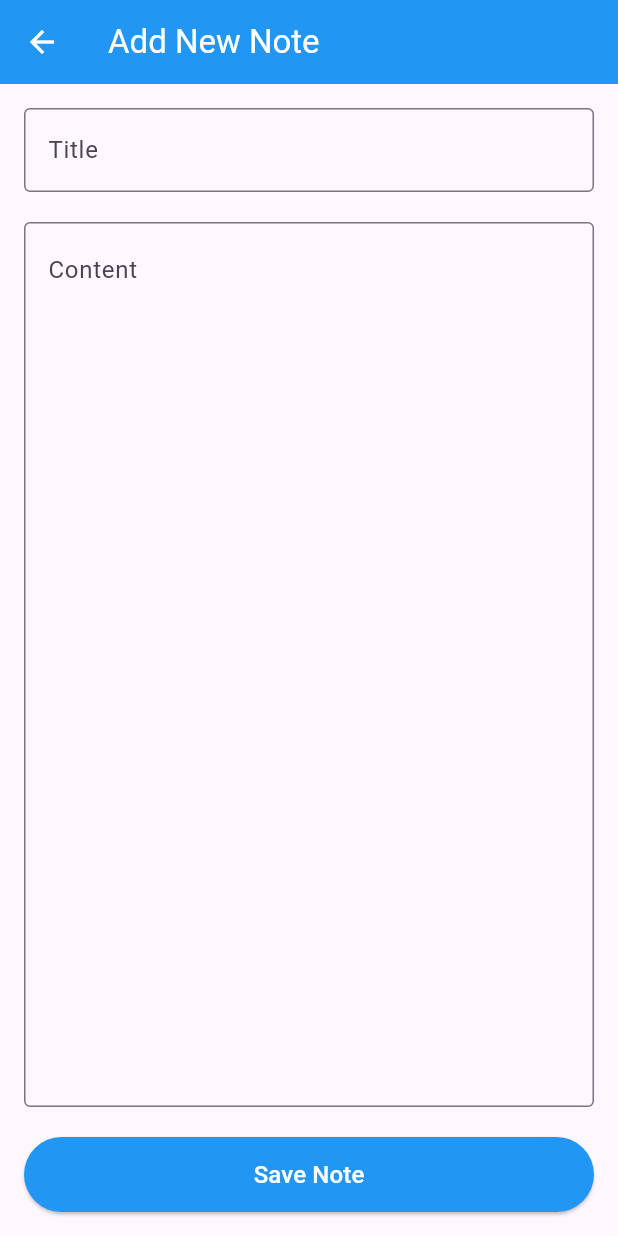
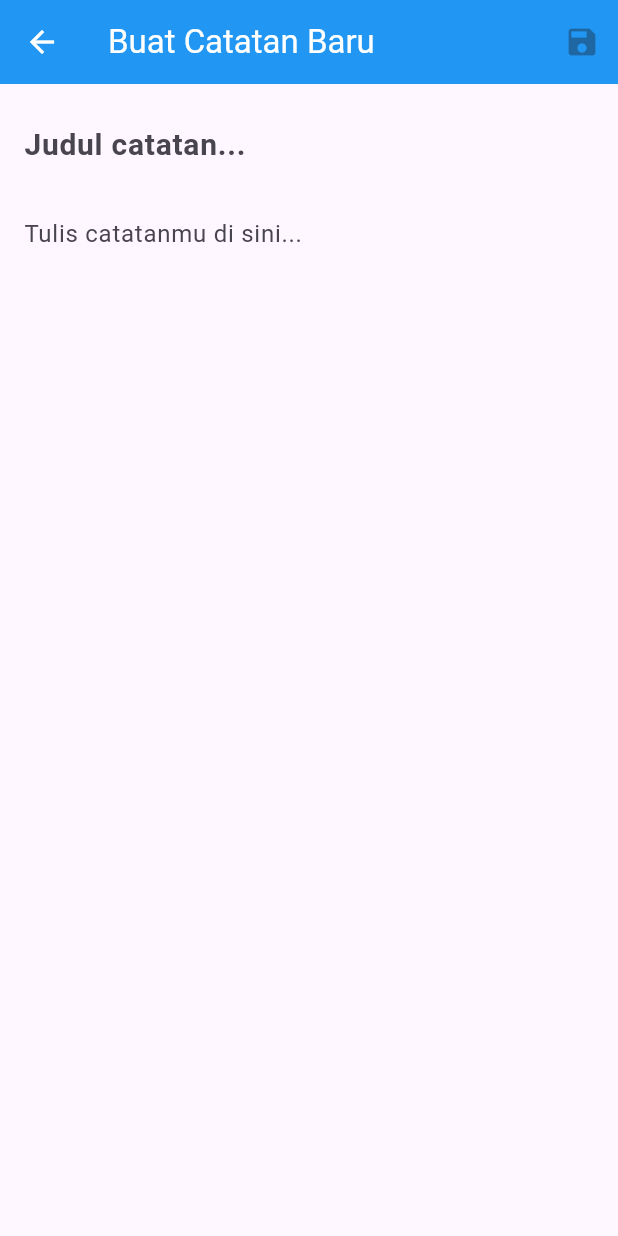
Before and after one commit to raynadea22/flutter_note_app, a Flutter app: the screen it shows after launch, after a tap on the "add" icon, on a phone screen of 412 x 824 dp. Run offline on Flutter 3.47's test engine with Material 3 defaults, Android fonts, the phone set to English and light mode, and no system bars; our stand-ins replace bloc, equatable, flutter_bloc, hive, hive_flutter; accounts and stored records are empty.

Commit message:
FINAL: Complete Notes App with all fixes

```diff
--- /dev/null
+++ b/lib/blocs/note_form_cubit/note_form_cubit.dart
@@ -0,0 +1,36 @@
+import 'package:bloc/bloc.dart';
+import '../../models/note.dart';
+
+class NoteFormCubit extends Cubit<Note> {
+  NoteFormCubit()
+      : super(Note(
+          title: '',
+          content: '',
+          createdAt: DateTime.now(),
+          updatedAt: DateTime.now(),
+        ));
+
+  void updateTitle(String title) {
+    emit(state.copyWith(title: title));
+  }
+
+  void updateContent(String content) {
+    emit(state.copyWith(content: content));
+  }
+
+  void loadNote(Note note) {
+    emit(note);
+  }
+
+  void reset() {
+    emit(Note(
+      title: '',
+      content: '',
+      createdAt: DateTime.now(),
+      updatedAt: DateTime.now(),
+    ));
+  }
+
+  bool get isValid =>
+      state.title.trim().isNotEmpty && state.content.trim().isNotEmpty;
+}
--- /dev/null
+++ b/lib/blocs/notes_list_bloc/notes_list_bloc.dart
@@ -0,0 +1,38 @@
+import 'package:bloc/bloc.dart';
+import 'package:equatable/equatable.dart';
+import '../../models/note.dart';
+import '../../repositories/notes_repository.dart';
+
+part 'notes_list_event.dart';
+part 'notes_list_state.dart';
+
+class NotesListBloc extends Bloc<NotesListEvent, NotesListState> {
+  final NotesRepository notesRepository;
+
+  NotesListBloc(this.notesRepository) : super(NotesListInitial()) {
+    on<LoadNotes>(_onLoadNotes);
+    on<DeleteNote>(_onDeleteNote);
+  }
+
+  Future<void> _onLoadNotes(
+      LoadNotes event, Emitter<NotesListState> emit) async {
+    emit(NotesListLoading());
+    try {
+      final notes = await notesRepository.getAllNotes();
+      emit(NotesListLoaded(notes: notes));
+    } catch (e) {
+      emit(NotesListError(error: e.toString()));
+    }
+  }
+
+  Future<void> _onDeleteNote(
+      DeleteNote event, Emitter<NotesListState> emit) async {
+    try {
+      await notesRepository.deleteNote(event.noteId);
+      final notes = await notesRepository.getAllNotes();
+      emit(NotesListLoaded(notes: notes));
+    } catch (e) {
+      emit(NotesListError(error: e.toString()));
+    }
+  }
+}
--- /dev/null
+++ b/lib/blocs/notes_list_bloc/notes_list_event.dart
@@ -0,0 +1,19 @@
+part of 'notes_list_bloc.dart';
+
+abstract class NotesListEvent extends Equatable {
+  const NotesListEvent();
+
+  @override
+  List<Object> get props => [];
+}
+
+class LoadNotes extends NotesListEvent {}
+
+class DeleteNote extends NotesListEvent {
+  final int noteId;
+
+  const DeleteNote(this.noteId);
+
+  @override
+  List<Object> get props => [noteId];
+}
--- /dev/null
+++ b/lib/blocs/notes_list_bloc/notes_list_state.dart
@@ -0,0 +1,30 @@
+part of 'notes_list_bloc.dart';
+
+abstract class NotesListState extends Equatable {
+  const NotesListState();
+
+  @override
+  List<Object> get props => [];
+}
+
+class NotesListInitial extends NotesListState {}
+
+class NotesListLoading extends NotesListState {}
+
+class NotesListLoaded extends NotesListState {
+  final List<Note> notes;
+
+  const NotesListLoaded({required this.notes});
+
+  @override
+  List<Object> get props => [notes];
+}
+
+class NotesListError extends NotesListState {
+  final String error;
+
+  const NotesListError({required this.error});
+
+  @override
+  List<Object> get props => [error];
+}
--- a/lib/main.dart
+++ b/lib/main.dart
@@ -1,10 +1,16 @@
 import 'package:flutter/material.dart';
-import 'package:provider/provider.dart'; // ✅ IMPORT PACKAGE PROVIDER
-import 'providers/note_provider.dart';
-import 'pages/home_page.dart';
-import 'pages/add_note_page.dart';
+import 'package:flutter_bloc/flutter_bloc.dart';
+import 'package:hive_flutter/hive_flutter.dart';
+import 'blocs/notes_list_bloc/notes_list_bloc.dart';
+import 'repositories/notes_repository.dart';
+import 'screens/notes_list_screen.dart';
 
-void main() {
+void main() async {
+  WidgetsFlutterBinding.ensureInitialized();
+
+  // Initialize Hive
+  await Hive.initFlutter();
+
   runApp(const MyApp());
 }
 
@@ -13,20 +19,20 @@ class MyApp extends StatelessWidget {
 
   @override
   Widget build(BuildContext context) {
-    return ChangeNotifierProvider(
-      create: (context) => NoteProvider(), // ✅ PROVIDER ANDA
+    return RepositoryProvider(
+      create: (context) => NotesRepository(),
+      child: BlocProvider(
+        create: (context) =>
+            NotesListBloc(context.read<NotesRepository>())..add(LoadNotes()),
         child: MaterialApp(
           title: 'Notes App',
           theme: ThemeData(
             primarySwatch: Colors.blue,
             useMaterial3: true,
           ),
-        initialRoute: '/',
-        routes: {
-          '/': (context) => const HomePage(),
-          '/add-note': (context) => const AddNotePage(),
-        },
+          home: const NotesListScreen(),
           debugShowCheckedModeBanner: false,
+        ),
       ),
     );
   }
--- /dev/null
+++ b/lib/models/note.dart
@@ -0,0 +1,56 @@
+import 'package:equatable/equatable.dart';
+
+class Note extends Equatable {
+  final int? id;
+  final String title;
+  final String content;
+  final DateTime createdAt;
+  final DateTime updatedAt;
+
+  const Note({
+    this.id,
+    required this.title,
+    required this.content,
+    required this.createdAt,
+    required this.updatedAt,
+  });
+
+  Note copyWith({
+    int? id,
+    String? title,
+    String? content,
+    DateTime? createdAt,
+    DateTime? updatedAt,
+  }) {
+    return Note(
+      id: id ?? this.id,
+      title: title ?? this.title,
+      content: content ?? this.content,
+      createdAt: createdAt ?? this.createdAt,
+      updatedAt: updatedAt ?? this.updatedAt,
+    );
+  }
+
+  Map<String, dynamic> toMap() {
+    return {
+      'id': id,
+      'title': title,
+      'content': content,
+      'createdAt': createdAt.millisecondsSinceEpoch,
+      'updatedAt': updatedAt.millisecondsSinceEpoch,
+    };
+  }
+
+  factory Note.fromMap(Map<String, dynamic> map) {
+    return Note(
+      id: map['id'],
+      title: map['title'] ?? '',
+      content: map['content'] ?? '',
+      createdAt: DateTime.fromMillisecondsSinceEpoch(map['createdAt']),
+      updatedAt: DateTime.fromMillisecondsSinceEpoch(map['updatedAt']),
+    );
+  }
+
+  @override
+  List<Object?> get props => [id, title, content, createdAt, updatedAt];
+}
--- /dev/null
+++ b/lib/repositories/notes_repository.dart
@@ -0,0 +1,67 @@
+import 'package:hive/hive.dart';
+import '../models/note.dart';
+
+class NotesRepository {
+  static const String _boxName = 'notes';
+  static const String _lastIdKey = 'lastId';
+  late Box<Map> _notesBox;
+  late Box<int> _metaBox;
+
+  NotesRepository() {
+    _init();
+  }
+
+  Future<void> _init() async {
+    _notesBox = await Hive.openBox<Map>(_boxName);
+    _metaBox = await Hive.openBox<int>('meta');
+  }
+
+  Future<int> _getNextId() async {
+    await _init();
+    final lastId = _metaBox.get(_lastIdKey, defaultValue: 0) ?? 0;
+    final nextId = lastId + 1;
+    await _metaBox.put(_lastIdKey, nextId);
+    return nextId;
+  }
+
+  Future<void> saveNote(Note note) async {
+    await _init();
+    final now = DateTime.now();
+
+    if (note.id == null) {
+      // New note - generate ID yang valid
+      final id = await _getNextId();
+      final newNote = note.copyWith(
+        id: id,
+        createdAt: now,
+        updatedAt: now,
+      );
+      await _notesBox.put(id, newNote.toMap());
+    } else {
+      // Update existing note
+      final updatedNote = note.copyWith(updatedAt: now);
+      await _notesBox.put(note.id, updatedNote.toMap());
+    }
+  }
+
+  Future<List<Note>> getAllNotes() async {
+    await _init();
+    final notes = _notesBox.values
+        .map((map) => Note.fromMap(Map<String, dynamic>.from(map)))
+        .toList();
+
+    notes.sort((a, b) => b.updatedAt.compareTo(a.updatedAt));
+    return notes;
+  }
+
+  Future<void> deleteNote(int id) async {
+    await _init();
+    await _notesBox.delete(id);
+  }
+
+  Future<Note?> getNoteById(int id) async {
+    await _init();
+    final map = _notesBox.get(id);
+    return map != null ? Note.fromMap(Map<String, dynamic>.from(map)) : null;
+  }
+}
--- /dev/null
+++ b/lib/screens/note_form_screen.dart
@@ -0,0 +1,161 @@
+import 'package:flutter/material.dart';
+import 'package:flutter_bloc/flutter_bloc.dart';
+import '../blocs/note_form_cubit/note_form_cubit.dart';
+import '../models/note.dart'; // PASTIKAN INI DITAMBAHKAN
+import '../repositories/notes_repository.dart';
+
+class NoteFormScreen extends StatefulWidget {
+  final bool isEditing;
+  final Note? existingNote; // Tambahkan parameter untuk note yang diedit
+
+  const NoteFormScreen({
+    super.key,
+    required this.isEditing,
+    this.existingNote, // Parameter opsional untuk note existing
+  });
+
+  @override
+  State<NoteFormScreen> createState() => _NoteFormScreenState();
+}
+
+class _NoteFormScreenState extends State<NoteFormScreen> {
+  final _titleController = TextEditingController();
+  final _contentController = TextEditingController();
+  bool _isInitialized = false;
+
+  @override
+  void initState() {
+    super.initState();
+    _initializeNote();
+  }
+
+  void _initializeNote() {
+    WidgetsBinding.instance.addPostFrameCallback((_) {
+      final noteCubit = context.read<NoteFormCubit>();
+
+      if (widget.isEditing && widget.existingNote != null) {
+        // Load note yang akan diedit
+        noteCubit.loadNote(widget.existingNote!);
+        _titleController.text = widget.existingNote!.title;
+        _contentController.text = widget.existingNote!.content;
+      } else {
+        // Reset untuk note baru
+        noteCubit.reset();
+        _titleController.clear();
+        _contentController.clear();
+      }
+
+      setState(() {
+        _isInitialized = true;
+      });
+    });
+  }
+
+  @override
+  Widget build(BuildContext context) {
+    return Scaffold(
+      appBar: AppBar(
+        title: Text(widget.isEditing ? 'Edit Catatan' : 'Buat Catatan Baru'),
+        backgroundColor: Colors.blue,
+        foregroundColor: Colors.white,
+        actions: [
+          BlocBuilder<NoteFormCubit, Note>(
+            builder: (context, state) {
+              return IconButton(
+                onPressed: (state.title.trim().isNotEmpty &&
+                        state.content.trim().isNotEmpty)
+                    ? () => _saveNote(context)
+                    : null,
+                icon: const Icon(Icons.save),
+                tooltip: 'Simpan',
+              );
+            },
+          ),
+        ],
+      ),
+      body: _isInitialized
+          ? _buildFormContent()
+          : const Center(child: CircularProgressIndicator()),
+    );
+  }
+
+  Widget _buildFormContent() {
+    return Padding(
+      padding: const EdgeInsets.all(16.0),
+      child: Column(
+        crossAxisAlignment: CrossAxisAlignment.start,
+        children: [
+          TextField(
+            controller: _titleController,
+            decoration: const InputDecoration(
+              hintText: 'Judul catatan...',
+              border: InputBorder.none,
+              hintStyle: TextStyle(fontSize: 20, fontWeight: FontWeight.bold),
+            ),
+            style: const TextStyle(fontSize: 20, fontWeight: FontWeight.bold),
+            onChanged: (value) {
+              context.read<NoteFormCubit>().updateTitle(value);
+            },
+          ),
+          const SizedBox(height: 16),
+          Expanded(
+            child: TextField(
+              controller: _contentController,
+              decoration: const InputDecoration(
+                hintText: 'Tulis catatanmu di sini...',
+                border: InputBorder.none,
+                alignLabelWithHint: true,
+              ),
+              maxLines: null,
+              expands: true,
+              textAlignVertical: TextAlignVertical.top,
+              onChanged: (value) {
+                context.read<NoteFormCubit>().updateContent(value);
+              },
+            ),
+          ),
+        ],
+      ),
+    );
+  }
+
+  Future<void> _saveNote(BuildContext context) async {
+    final noteCubit = context.read<NoteFormCubit>();
+    final notesRepository = context.read<NotesRepository>();
+
+    // Validasi input
+    if (noteCubit.state.title.trim().isEmpty ||
+        noteCubit.state.content.trim().isEmpty) {
+      _showErrorSnackBar(context, 'Judul dan konten tidak boleh kosong');
+      return;
+    }
+
+    try {
+      await notesRepository.saveNote(noteCubit.state);
+      if (mounted) {
+        Navigator.pop(context, true); // Return true untuk trigger refresh
+      }
+    } catch (e) {
+      if (mounted) {
+        _showErrorSnackBar(context, 'Gagal menyimpan catatan: $e');
+      }
+    }
+  }
+
+  void _showErrorSnackBar(BuildContext context, String message) {
+    ScaffoldMessenger.of(context).showSnackBar(
+      SnackBar(
+        content: Text(message),
+        backgroundColor: Colors.red,
+        duration: const Duration(seconds: 3),
+      ),
+    );
+  }
+
+  @override
+  void dispose() {
+    _titleController.dispose();
+    _contentController.dispose();
+    super.dispose();
+  }
+}
--- /dev/null
+++ b/lib/screens/notes_list_screen.dart
@@ -0,0 +1,262 @@
+import 'package:flutter/material.dart';
+import 'package:flutter_bloc/flutter_bloc.dart';
+import '../blocs/notes_list_bloc/notes_list_bloc.dart';
+import '../blocs/note_form_cubit/note_form_cubit.dart';
+import '../models/note.dart'; // PASTIKAN INI DITAMBAHKAN
+import 'note_form_screen.dart';
+
+class NotesListScreen extends StatelessWidget {
+  const NotesListScreen({super.key});
+
+  @override
+  Widget build(BuildContext context) {
+    return Scaffold(
+      appBar: AppBar(
+        title: const Text('Catatan Saya'),
+        backgroundColor: Colors.blue,
+        foregroundColor: Colors.white,
+        actions: [
+          IconButton(
+            icon: const Icon(Icons.refresh),
+            onPressed: () {
+              context.read<NotesListBloc>().add(LoadNotes());
+            },
+          ),
+        ],
+      ),
+      body: BlocListener<NotesListBloc, NotesListState>(
+        listener: (context, state) {
+          // Handle state changes jika diperlukan
+          if (state is NotesListError) {
+            ScaffoldMessenger.of(context).showSnackBar(
+              SnackBar(
+                content: Text('Error: ${state.error}'),
+                backgroundColor: Colors.red,
+              ),
+            );
+          }
+        },
+        child: BlocBuilder<NotesListBloc, NotesListState>(
+          builder: (context, state) {
+            if (state is NotesListLoading) {
+              return const Center(
+                child: CircularProgressIndicator(),
+              );
+            } else if (state is NotesListError) {
+              return Center(
+                child: Column(
+                  mainAxisAlignment: MainAxisAlignment.center,
+                  children: [
+                    const Icon(Icons.error, size: 64, color: Colors.red),
+                    const SizedBox(height: 16),
+                    Text(
+                      'Terjadi kesalahan',
+                      style: Theme.of(context).textTheme.titleMedium,
+                    ),
+                    const SizedBox(height: 8),
+                    Text(
+                      state.error,
+                      textAlign: TextAlign.center,
+                      style: const TextStyle(color: Colors.grey),
+                    ),
+                    const SizedBox(height: 16),
+                    ElevatedButton(
+                      onPressed: () {
+                        context.read<NotesListBloc>().add(LoadNotes());
+                      },
+                      child: const Text('Coba Lagi'),
+                    ),
+                  ],
+                ),
+              );
+            } else if (state is NotesListLoaded) {
+              final notes = state.notes;
+
+              if (notes.isEmpty) {
+                return const Center(
+                  child: Column(
+                    mainAxisAlignment: MainAxisAlignment.center,
+                    children: [
+                      Icon(Icons.note_add, size: 64, color: Colors.grey),
+                      SizedBox(height: 16),
+                      Text(
+                        'Belum ada catatan',
+                        style: TextStyle(fontSize: 18, color: Colors.grey),
+                      ),
+                      Text(
+                        'Tekan + untuk membuat catatan baru',
+                        style: TextStyle(color: Colors.grey),
+                      ),
+                    ],
+                  ),
+                );
+              }
+
+              return RefreshIndicator(
+                onRefresh: () async {
+                  context.read<NotesListBloc>().add(LoadNotes());
+                },
+                child: ListView.builder(
+                  itemCount: notes.length,
+                  itemBuilder: (context, index) {
+                    final note = notes[index];
+                    return _buildNoteItem(context, note);
+                  },
+                ),
+              );
+            } else {
+              // Initial state - load notes for the first time
+              WidgetsBinding.instance.addPostFrameCallback((_) {
+                context.read<NotesListBloc>().add(LoadNotes());
+              });
+
+              return const Center(
+                child: Column(
+                  mainAxisAlignment: MainAxisAlignment.center,
+                  children: [
+                    CircularProgressIndicator(),
+                    SizedBox(height: 16),
+                    Text('Memuat catatan...'),
+                  ],
+                ),
+              );
+            }
+          },
+        ),
+      ),
+      floatingActionButton: FloatingActionButton(
+        onPressed: () {
+          _navigateToNoteForm(context, null);
+        },
+        backgroundColor: Colors.blue,
+        child: const Icon(Icons.add, color: Colors.white),
+      ),
+    );
+  }
+
+  Widget _buildNoteItem(BuildContext context, Note note) {
+    return Dismissible(
+      key: Key('note-${note.id}'),
+      background: Container(
+        color: Colors.red,
+        alignment: Alignment.centerRight,
+        padding: const EdgeInsets.only(right: 20),
+        child: const Icon(Icons.delete, color: Colors.white),
+      ),
+      direction: DismissDirection.endToStart,
+      confirmDismiss: (direction) async {
+        return await _showDeleteDialog(context, note);
+      },
+      child: Card(
+        margin: const EdgeInsets.symmetric(horizontal: 12, vertical: 4),
+        child: ListTile(
+          leading: const Icon(Icons.note, color: Colors.blue),
+          title: Text(
+            note.title.isEmpty ? '(Tanpa Judul)' : note.title,
+            style: const TextStyle(fontWeight: FontWeight.bold),
+            maxLines: 1,
+            overflow: TextOverflow.ellipsis,
+          ),
+          subtitle: Column(
+            crossAxisAlignment: CrossAxisAlignment.start,
+            children: [
+              Text(
+                note.content,
+                maxLines: 2,
+                overflow: TextOverflow.ellipsis,
+              ),
+              const SizedBox(height: 4),
+              Text(
+                'Diperbarui: ${_formatDate(note.updatedAt)}',
+                style: const TextStyle(fontSize: 12, color: Colors.grey),
+              ),
+            ],
+          ),
+          onTap: () {
+            _navigateToNoteForm(context, note);
+          },
+          trailing: IconButton(
+            icon: const Icon(Icons.delete, color: Colors.red),
+            onPressed: () {
+              _showDeleteDialog(context, note);
+            },
+          ),
+        ),
+      ),
+    );
+  }
+
+  void _navigateToNoteForm(BuildContext context, Note? note) {
+    final isEditing = note != null;
+
+    Navigator.push(
+      context,
+      MaterialPageRoute(
+        builder: (context) => BlocProvider(
+          create: (context) {
+            final cubit = NoteFormCubit();
+            if (isEditing) {
+              cubit.loadNote(note!);
+            }
+            return cubit;
+          },
+          child: NoteFormScreen(
+            isEditing: isEditing,
+            existingNote: note,
+          ),
+        ),
+      ),
+    ).then((result) {
+      // Refresh list when returning from form
+      if (result == true || result == null) {
+        context.read<NotesListBloc>().add(LoadNotes());
+      }
+    });
+  }
+
+  String _formatDate(DateTime date) {
+    final now = DateTime.now();
+    final today = DateTime(now.year, now.month, now.day);
+    final noteDate = DateTime(date.year, date.month, date.day);
+
+    if (noteDate == today) {
+      return 'Hari ini ${_formatTime(date)}';
+    } else if (noteDate == today.subtract(const Duration(days: 1))) {
+      return 'Kemarin ${_formatTime(date)}';
+    } else {
+      return '${date.day}/${date.month}/${date.year} ${_formatTime(date)}';
+    }
+  }
+
+  String _formatTime(DateTime date) {
+    return '${date.hour.toString().padLeft(2, '0')}:${date.minute.toString().padLeft(2, '0')}';
+  }
+
+  Future<bool?> _showDeleteDialog(BuildContext context, Note note) async {
+    return showDialog<bool>(
+      context: context,
+      builder: (BuildContext context) {
+        return AlertDialog(
+          title: const Text('Hapus Catatan'),
+          content: Text(
+            'Yakin ingin menghapus "${note.title.isEmpty ? '(Tanpa Judul)' : note.title}"?',
+          ),
+          actions: [
+            TextButton(
+              onPressed: () => Navigator.pop(context, false),
+              child: const Text('Batal'),
+            ),
+            TextButton(
+              onPressed: () {
+                context.read<NotesListBloc>().add(DeleteNote(note.id!));
+                Navigator.pop(context, true);
+              },
+              style: TextButton.styleFrom(foregroundColor: Colors.red),
+              child: const Text('Hapus'),
+            ),
+          ],
+        );
+      },
+    );
+  }
+}
```
Also changed, not shown: pubspec.yaml (+11 -2 lines), pubspec.lock, 1 other file. Lines whose indentation alone changed are shown as unchanged.
